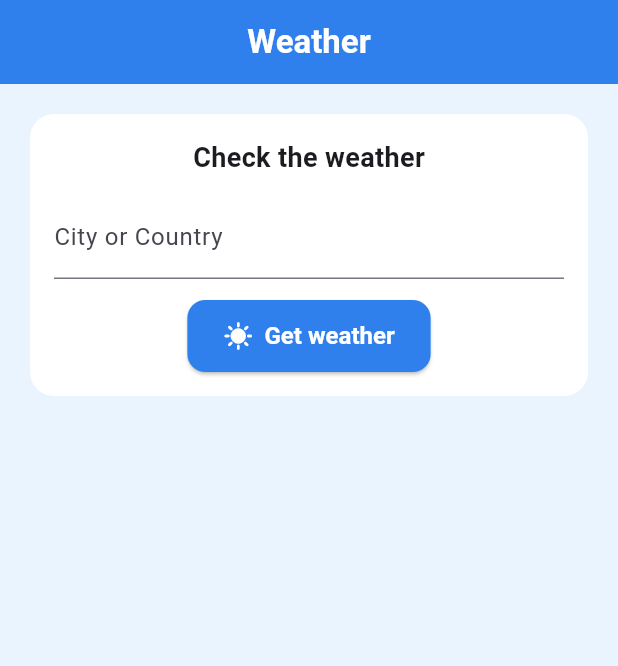
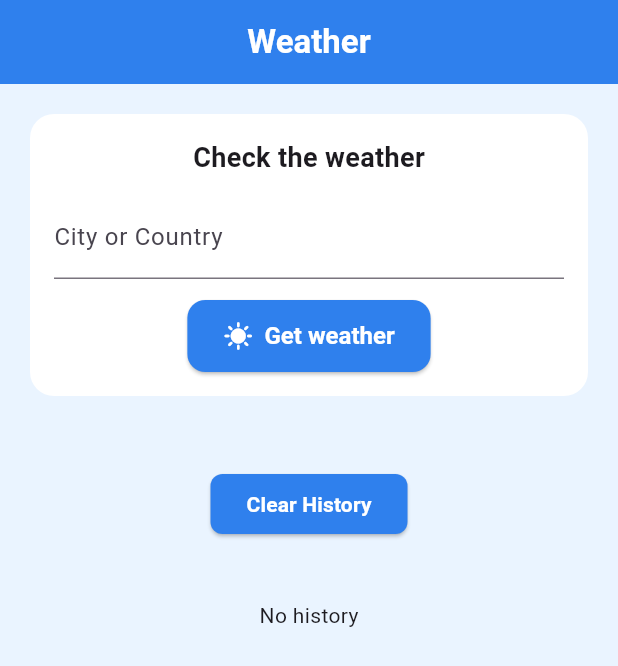
Before and after one commit to SargisKhachikyan/weather_project, a Flutter app: the screen it shows after launch, on a phone screen of 412 x 824 dp. Shown: the top 666 px of the screen. Run offline on Flutter 3.47's test engine with Material 3 defaults, Android fonts, the phone set to English and light mode, and no system bars; our stand-ins replace flutter_bloc, get_it, sqflite, weather_icons; accounts and stored records are empty.

Commit message:
added database,and search history in home screen thats work with db

```diff
--- a/lib/home_page/home_page.dart
+++ b/lib/home_page/home_page.dart
@@ -2,7 +2,8 @@ import 'package:flutter/material.dart';
 import 'package:flutter_bloc/flutter_bloc.dart';
 import 'package:weather_project/home_page/presentation/widgets/home_page_main_widgets_data.dart';
 import 'package:weather_project/home_page/presentation/widgets/weather_get_button.dart';
-import 'package:weather_project/home_page/presentation/widgets/weather_history_widget.dart';
+import 'package:weather_project/home_page/presentation/widgets/weather_seach_history_button_clear.dart';
+import 'package:weather_project/home_page/presentation/widgets/weather_search_history_list.dart';
 import 'package:weather_project/home_page/presentation/widgets/weather_text_field.dart';
 import 'package:weather_project/home_page/state/weather_bloc.dart';
 import 'package:weather_project/home_page/state/weather_events.dart';
@@ -91,7 +92,7 @@ class _MyHomePageState extends State<MyHomePage> {
                           'Sorry, something went wrong :(',
                           style: TextStyle(
                             color: Colors.red.shade400,
-                            fontSize: 18,
+                            fontSize: 22,
                             fontWeight: FontWeight.w600,
                           ),
                         );
@@ -107,16 +108,24 @@ class _MyHomePageState extends State<MyHomePage> {
                           temperature: weather.temperature.toDouble(),
                         );
                       }
-
                       return const SizedBox();
                     },
                   ),
                   const SizedBox(height: 24),
+                  WeatherSearchHistoryButtonClear(),
+                  const SizedBox(height: 24),
                   BlocBuilder<WeatherBloc, WeatherState>(
                     builder: (context, state) {
-                      return WeatherHistoryWidget(
-                        history: state.weatherHistory,
-                      );
+                      final history = state.weatherHistory;
+
+                      if (history.isEmpty) {
+                        return const Padding(
+                          padding: EdgeInsets.symmetric(vertical: 16),
+                          child: Text('No history'),
+                        );
+                      }
+
+                      return WeatherSearchHistoryList();
                     },
                   ),
                 ],
--- /dev/null
+++ b/lib/home_page/presentation/widgets/weather_seach_history_button_clear.dart
@@ -0,0 +1,30 @@
+import 'package:flutter/material.dart';
+import 'package:weather_project/home_page/state/weather_bloc.dart';
+import 'package:flutter_bloc/flutter_bloc.dart';
+import 'package:weather_project/home_page/state/weather_events.dart';
+
+class WeatherSearchHistoryButtonClear extends StatelessWidget {
+  const WeatherSearchHistoryButtonClear({super.key});
+
+  @override
+  Widget build(BuildContext context) {
+    return ElevatedButton(
+      onPressed: () {
+        context.read<WeatherBloc>().add(ClearAll());
+      },
+      style: ElevatedButton.styleFrom(
+        backgroundColor: const Color(0xFF2F80ED),
+        shape: RoundedRectangleBorder(
+          borderRadius: BorderRadius.circular(8),
+        ),
+      ),
+      child: const Text(
+        'Clear History',
+        style: TextStyle(
+          color: Colors.white,
+          fontWeight: FontWeight.w600,
+        ),
+      ),
+    );
+  }
+}
--- a/lib/home_page/state/weather_events.dart
+++ b/lib/home_page/state/weather_events.dart
@@ -1,3 +1,5 @@
+import 'package:weather_project/service/weather_database/weather_database.dart';
+
 class WeatherEvents {}
 
 class GetWeatherEvent extends WeatherEvents {
@@ -11,3 +13,7 @@ class LoadWeatherEvent extends WeatherEvents {
 
   LoadWeatherEvent(this.location);
 }
+
+class ClearAll extends WeatherEvents {
+  ClearAll();
+}
--- a/lib/service/weather_api/weather_api.dart
+++ b/lib/service/weather_api/weather_api.dart
@@ -4,7 +4,7 @@ import 'package:weather_project/models/weather_model.dart';
 
 class WeatherApi {
   static const String _baseUrl = 'https://api.weatherstack.com/current';
-  static const String _apiKey = '6d02ba3959107da8c47584d0f8a82512';
+  static const String _apiKey = '728a559ad7d424a41305b96290035fcc';
 
   Future<WeatherModel> getWeather(String city) async {
     final response =
```
Also changed, not shown: lib/home_page/presentation/widgets/weather_search_history_list.dart (added, +39 -0 lines), lib/home_page/state/weather_bloc.dart (+20 -8 lines), 1 other file.
